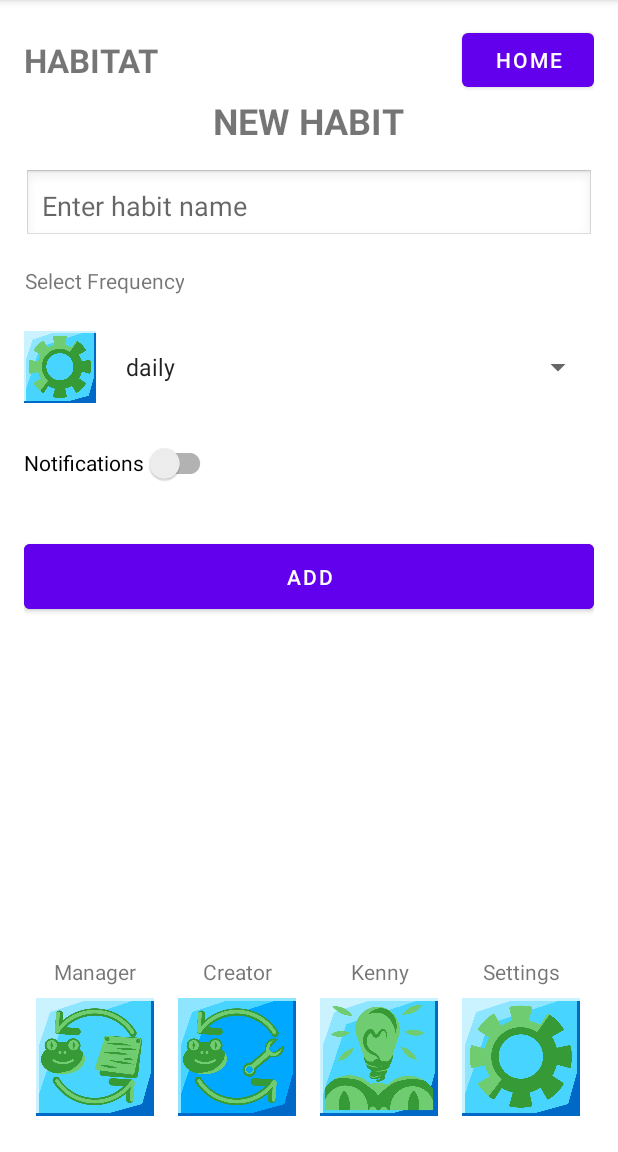
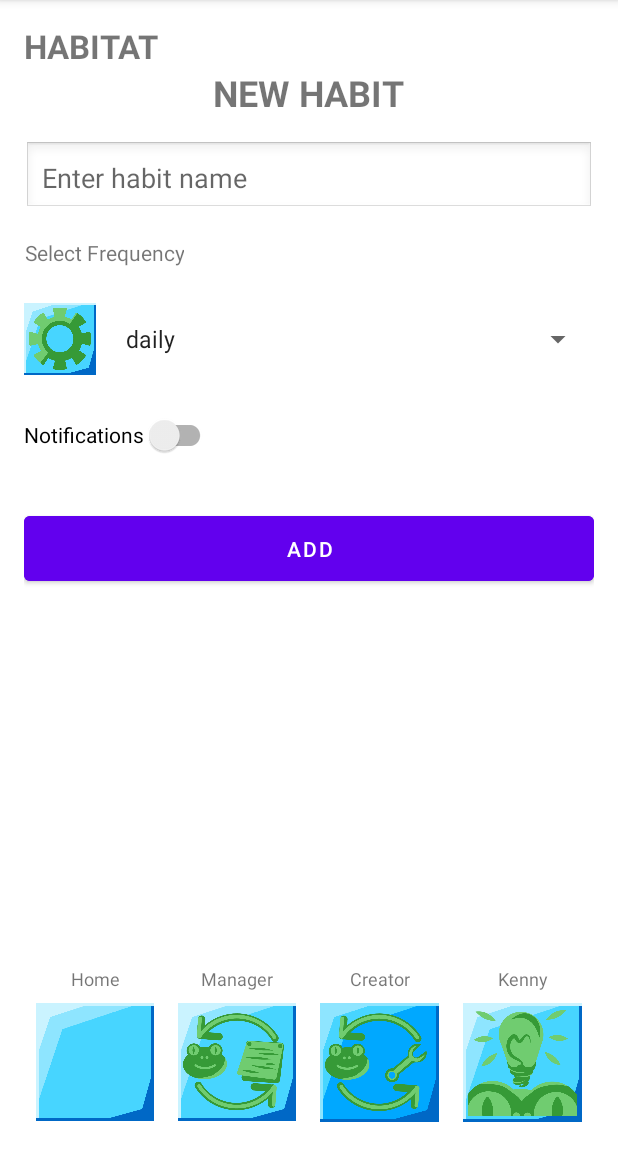
Before and after one commit to JedrekSz/IntroductionToMobileSystems, an Android app: the NewHabitActivity screen opened directly, with no data from a screen before it, on a phone screen of 412 x 824 dp, the part 84-1236 px from its top. Run offline under Robolectric (Android 15) with nearby library versions, the phone set to English and light mode, and no system bars.

Commit message:
Navigation Revamp epico

```diff
--- a/app/src/main/res/layout/activity_new_habit.xml
+++ b/app/src/main/res/layout/activity_new_habit.xml
@@ -29,11 +29,6 @@
             android:textStyle="bold" />
 
 
-        <Button
-            android:id="@+id/btn_home_back"
-            android:layout_width="wrap_content"
-            android:layout_height="wrap_content"
-            android:text="home" />
     </LinearLayout>
 
     <TextView
@@ -82,7 +77,7 @@
         <Spinner
             android:id="@+id/spinnerFreq"
             android:layout_width="0dp"
-            android:layout_height="wrap_content"
+            android:layout_height="48dp"
             android:layout_weight="1"
             android:entries="@array/frequencies"/>
     </LinearLayout>
@@ -149,11 +144,10 @@
     </LinearLayout>-->
 
 </LinearLayout>
-
     <LinearLayout
         android:id="@+id/buttonLayout"
         style="?android:attr/buttonBarStyle"
-android:layout_width="wrap_content"
+        android:layout_width="match_parent"
         android:layout_height="wrap_content"
         android:orientation="vertical"
         android:padding="16dp"
@@ -161,79 +155,96 @@ android:layout_alignParentBottom="true">
 
         <LinearLayout
             android:layout_width="match_parent"
-    android:layout_height="match_parent"
+            android:layout_height="wrap_content"
             android:orientation="horizontal"
-    android:layout_gravity="center_horizontal">
-
+            android:layout_gravity="center_horizontal"
+            android:paddingBottom="4dp">
+            <TextView
+                android:layout_width="0dp"
+                android:layout_height="wrap_content"
+                android:layout_weight="1"
+                android:gravity="center"
+                android:text="Home"
+                android:textSize="12sp"/>
             <TextView
                 android:layout_width="0dp"
                 android:layout_height="wrap_content"
                 android:layout_weight="1"
                 android:text="Manager"
-        android:gravity="center"/>
+                android:gravity="center"
+                android:textSize="12sp"/>
             <TextView
                 android:layout_width="0dp"
                 android:layout_height="wrap_content"
                 android:layout_weight="1"
                 android:text="Creator"
                 android:gravity="center"
-        />
+                android:textSize="12sp"/>
             <TextView
                 android:layout_width="0dp"
                 android:layout_height="wrap_content"
                 android:layout_weight="1"
                 android:gravity="center"
-        android:text="Kenny"/>
-    <TextView
-        android:layout_width="0dp"
-        android:layout_height="wrap_content"
-        android:layout_weight="1"
-        android:gravity="center"
-        android:text="Settings"/>
+                android:text="Kenny"
+                android:textSize="12sp"/>
+
+
 
         </LinearLayout>
 
         <LinearLayout
             android:layout_width="match_parent"
-    android:layout_height="match_parent"
+            android:layout_height="wrap_content"
             android:orientation="horizontal">
+            <ImageButton
+                android:id="@+id/btn_home_back"
+                style="?android:attr/buttonBarButtonStyle"
+                android:layout_width="0dp"
+                android:layout_height="wrap_content"
+                android:layout_weight="1"
+                android:adjustViewBounds="true"
+                android:contentDescription="Home Button"
+                android:src="@drawable/button_base"
+                android:scaleType="fitCenter"/>
+
 
             <ImageButton
                 android:id="@+id/mbutton"
                 style="?android:attr/buttonBarButtonStyle"
-        android:layout_width="94.875dp"
-        android:layout_height="94.875dp"
-        android:contentDescription="TODO"
+                android:layout_width="0dp"
+                android:layout_height="wrap_content"
+                android:layout_weight="1"
+                android:adjustViewBounds="true"
+                android:contentDescription="Manager Button"
                 android:src="@drawable/button_manager"
                 android:scaleType="fitCenter"/>
-
 
             <ImageButton
                 android:id="@+id/cbutton"
                 style="?android:attr/buttonBarButtonStyle"
-        android:layout_width="94.875dp"
-        android:layout_height="94.875dp"
-        android:contentDescription="TODO"
+                android:layout_width="0dp"
+                android:layout_height="wrap_content"
+                android:layout_weight="1"
+                android:adjustViewBounds="true"
+                android:contentDescription="Creator Button"
                 android:src="@drawable/button_creator_p"
                 android:scaleType="fitCenter"/>
 
             <ImageButton
                 android:id="@+id/kbutton"
                 style="?android:attr/buttonBarButtonStyle"
-        android:layout_width="94.875dp"
-        android:layout_height="94.875dp"
-        android:contentDescription="TODO"
+                android:layout_width="0dp"
+                android:layout_height="wrap_content"
+                android:layout_weight="1"
+                android:adjustViewBounds="true"
+                android:contentDescription="Kenny Button"
                 android:src="@drawable/button_kenny"
                 android:scaleType="fitCenter"/>
 
-    <ImageButton
-        android:id="@+id/sbutton"
-        style="?android:attr/buttonBarButtonStyle"
-        android:layout_width="94.875dp"
-        android:layout_height="94.875dp"
-        android:contentDescription="TODO"
-        android:src="@drawable/button_settings"
-        android:scaleType="fitCenter"/>
+
+
+
+
         </LinearLayout>
     </LinearLayout>
 </RelativeLayout>
```
Also changed, not shown: app/src/main/res/layout/activity_main.xml (+59 -43 lines), app/src/main/res/layout/activity_manager.xml (+51 -37 lines), app/src/main/res/layout/activity_profile.xml (+49 -38 lines). Lines whose indentation alone changed are shown as unchanged.
